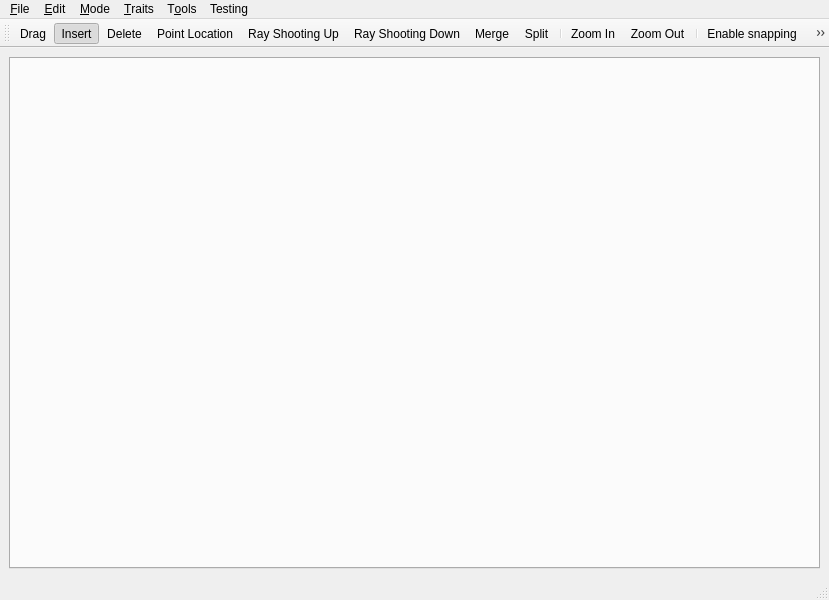
Before: the Qt Designer form Arrangement_on_surface_2/demo/Arrangement_on_surface_2/ArrangementDemoWindow.ui in CGAL/cgal, drawn with Qt 5.
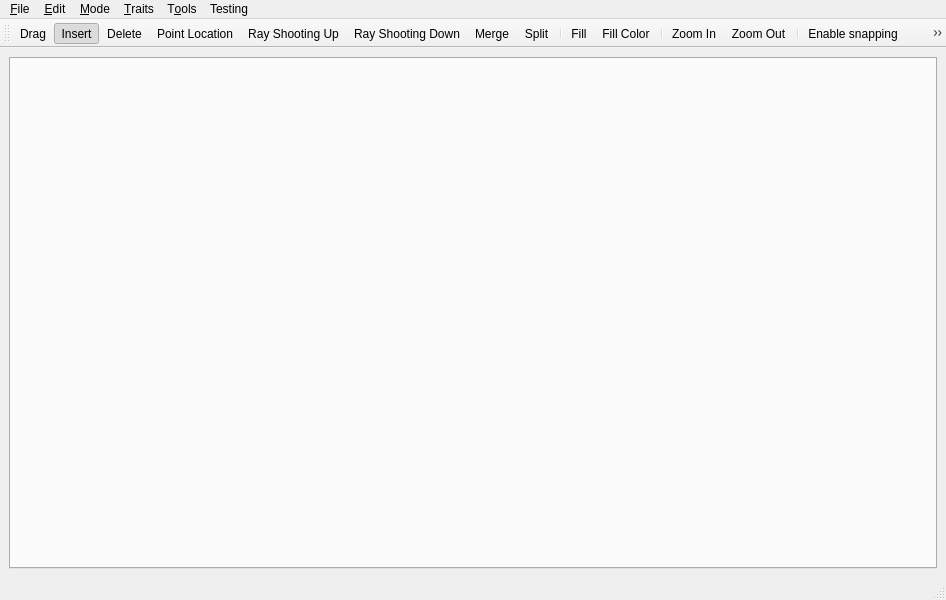
After: the same form once the commit is applied. Icons and pictures are not drawn.

Commit message: Added face fill functionality that supports segment traits so far.

Diff of the .ui file:
```diff
--- a/Arrangement_on_surface_2/demo/Arrangement_on_surface_2/ArrangementDemoWindow.ui
+++ b/Arrangement_on_surface_2/demo/Arrangement_on_surface_2/ArrangementDemoWindow.ui
@@ -6,7 +6,7 @@
    <rect>
     <x>0</x>
     <y>0</y>
-    <width>829</width>
+    <width>946</width>
     <height>600</height>
    </rect>
   </property>
@@ -29,8 +29,8 @@
     <rect>
      <x>0</x>
      <y>0</y>
-     <width>829</width>
-     <height>25</height>
+     <width>946</width>
+     <height>23</height>
     </rect>
    </property>
    <widget class="QMenu" name="menu_File">
@@ -117,6 +117,9 @@
    <addaction name="actionMerge"/>
    <addaction name="actionSplit"/>
    <addaction name="separator"/>
+   <addaction name="actionFill"/>
+   <addaction name="actionFillColor"/>
+   <addaction name="separator"/>
    <addaction name="actionZoomIn"/>
    <addaction name="actionZoomOut"/>
    <addaction name="separator"/>
@@ -463,6 +466,14 @@
     <string>Line</string>
    </property>
   </action>
+  <action name="actionFillColor">
+   <property name="text">
+    <string>Fill Color</string>
+   </property>
+   <property name="toolTip">
+    <string>Set the fill color</string>
+   </property>
+  </action>
  </widget>
  <resources>
   <include location="ArrangementDemoWindow.qrc"/>
```
Left out of the diff: 7 changed lines with no effect on the pictures. The commit also changes 14 other files.
